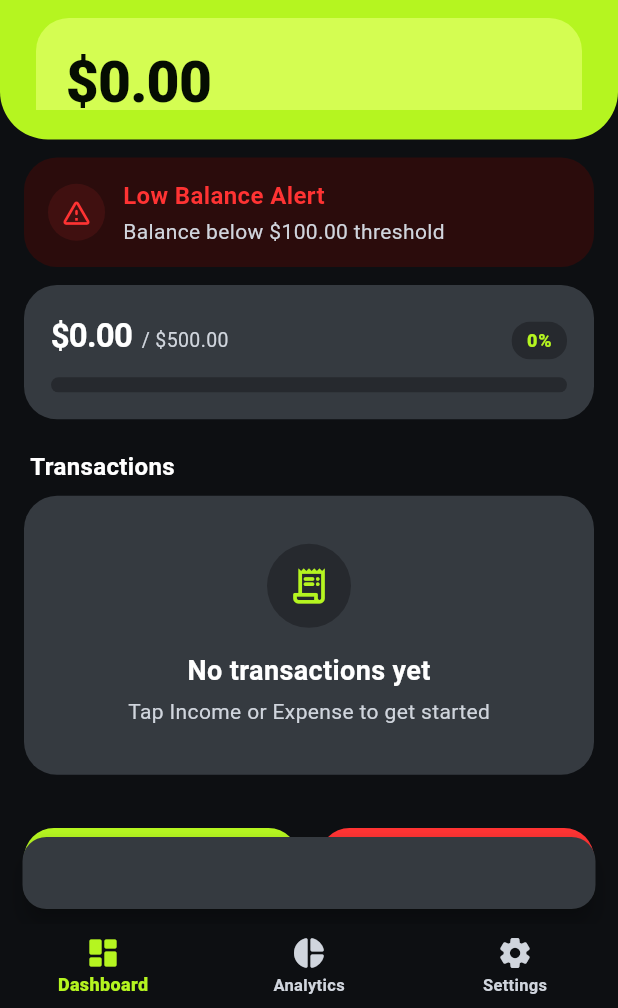
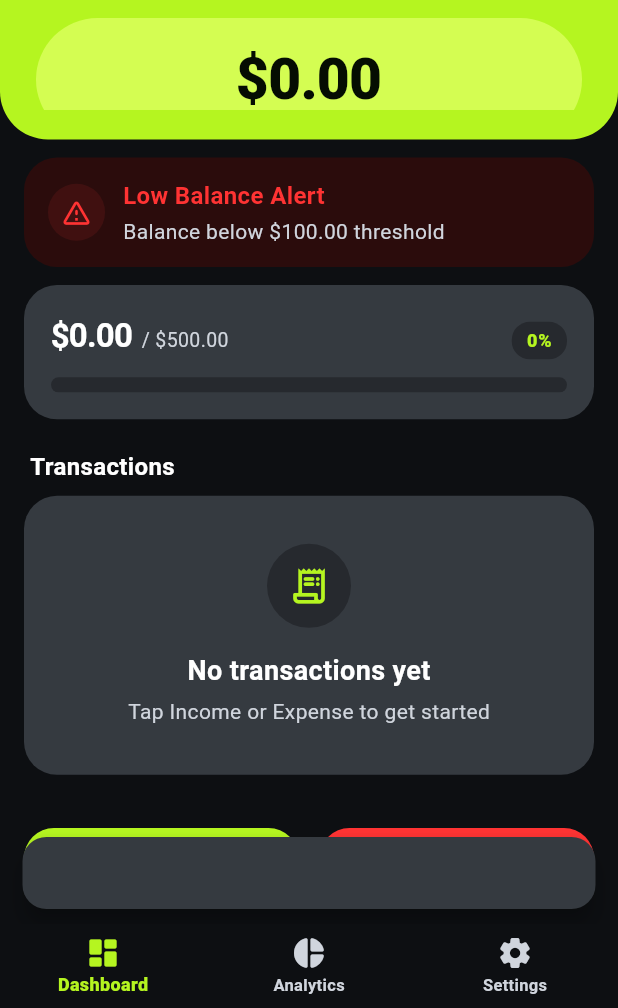
Before and after one commit to Knecrow/Estash, a Flutter app: the screen it shows after launch, after a tap on the "notifications none" icon, on a phone screen of 412 x 824 dp, the part 228-1236 px from its top. Run offline on Flutter 3.47's test engine with Material 3 defaults, Android fonts, the phone set to English and light mode, and no system bars; our stand-ins replace fl_chart, flutter_local_notifications, hive, hive_flutter, shared_preferences, timezone; missing offline and left inert: home_widget; accounts and stored records are empty.

Commit message:
Update total balance card to a fully rounded pill-like shape with centered text

```diff
--- a/lib/features/dashboard/widgets/sliver_one_ui_header.dart
+++ b/lib/features/dashboard/widgets/sliver_one_ui_header.dart
@@ -84,7 +84,6 @@ class SliverOneUIHeader extends StatelessWidget {
             ),
           ),
           padding: const EdgeInsets.only(left: 24.0, right: 24.0, top: 56.0, bottom: 20.0),
-          // Wrap in SingleChildScrollView to prevent bottom overflow during app bar collapse scrolling
           child: SingleChildScrollView(
             physics: const NeverScrollableScrollPhysics(),
             child: Column(
@@ -136,16 +135,17 @@ class SliverOneUIHeader extends StatelessWidget {
                   ),
                 ),
                 const SizedBox(height: 12),
-                // Balance container
+                // Fully pill-like balance card container
                 AnimatedContainer(
                   duration: const Duration(milliseconds: 400),
                   curve: Curves.easeInOutCubic,
                   width: double.infinity,
-                  padding: const EdgeInsets.symmetric(horizontal: 20, vertical: 16),
+                  padding: const EdgeInsets.symmetric(horizontal: 28, vertical: 14),
                   decoration: BoxDecoration(
                     color: heroInnerCardColor,
-                    borderRadius: BorderRadius.circular(22),
+                    borderRadius: BorderRadius.circular(100),
                   ),
+                  child: Center(
                     child: AnimatedCurrencyText(
                       value: netBalance,
                       currencySymbol: currencySymbol,
@@ -157,6 +157,7 @@ class SliverOneUIHeader extends StatelessWidget {
                       ),
                     ),
                   ),
+                ),
               ],
             ),
           ),
```
Lines whose indentation alone changed are shown as unchanged.
